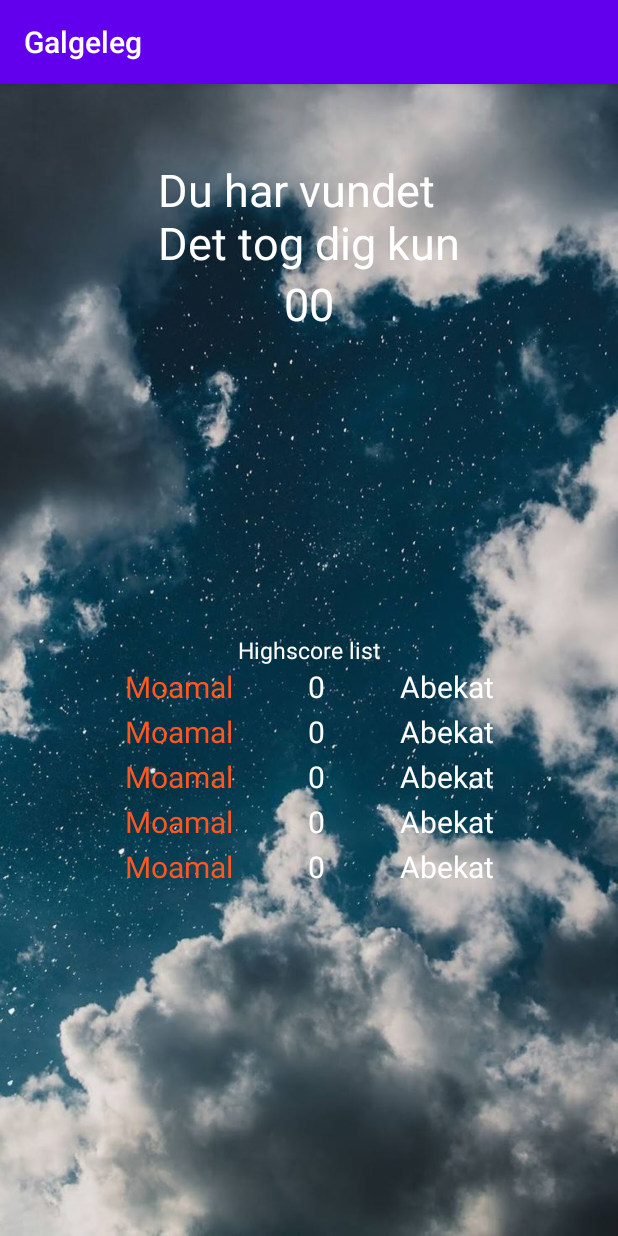
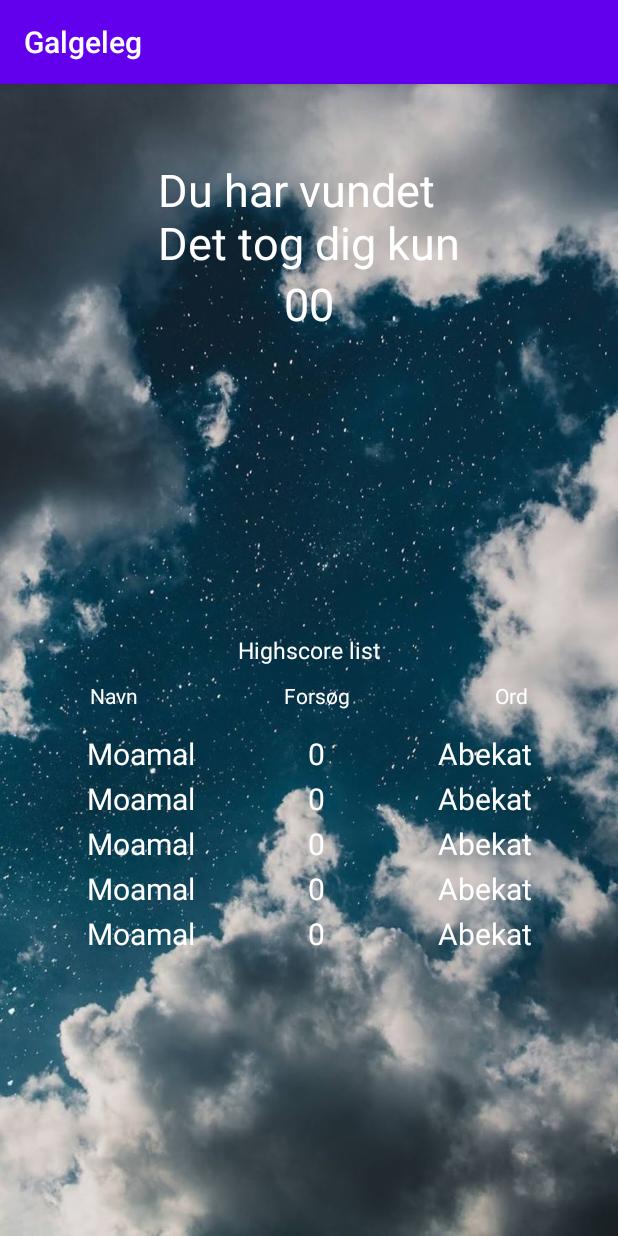
Before and after one commit to moamal01/Galgeleg, an Android app: the VinderActivity screen opened directly, with no data from a screen before it, on a phone screen of 412 x 824 dp. Run offline under Robolectric (Android 15) with nearby library versions, the phone set to English and light mode, and no system bars; our stand-ins replace Firebase (no records; nobody signed in at launch, a user with empty details on screens opened directly).

Commit message:
update highscore list layout

```diff
--- a/app/src/main/res/layout/activity_vinder.xml
+++ b/app/src/main/res/layout/activity_vinder.xml
@@ -44,13 +44,48 @@
         app:layout_constraintRight_toRightOf="parent"
         app:layout_constraintTop_toBottomOf="@id/tryCount_text" />
 
+    <TextView
+        android:id="@+id/name_highScoreList"
+        android:layout_width="wrap_content"
+        android:layout_height="wrap_content"
+        android:text="Navn"
+        android:layout_marginTop="10dp"
+        android:textColor="#FFF"
+        app:layout_constraintLeft_toLeftOf="parent"
+        app:layout_constraintTop_toBottomOf="@id/highScore_title_text"
+        android:layout_marginLeft="60dp"
+        />
+
+    <TextView
+        android:layout_marginTop="10dp"
+        android:layout_width="wrap_content"
+        android:layout_height="wrap_content"
+        android:text="Forsøg"
+        android:textColor="#FFF"
+        app:layout_constraintRight_toLeftOf="@id/word_highScoreList"
+        app:layout_constraintLeft_toRightOf="@id/name_highScoreList"
+        app:layout_constraintTop_toBottomOf="@id/highScore_title_text" />
+
+    <TextView
+        android:layout_marginTop="10dp"
+        android:id="@+id/word_highScoreList"
+        android:layout_width="wrap_content"
+        android:layout_height="wrap_content"
+        android:text="Ord"
+        android:textColor="#FFF"
+        android:layout_marginRight="60dp"
+        app:layout_constraintRight_toRightOf="parent"
+        app:layout_constraintTop_toBottomOf="@id/highScore_title_text" />
+
+
     <androidx.recyclerview.widget.RecyclerView
+        android:layout_marginTop="15dp"
         android:id="@+id/recyclerView_highScore"
         android:layout_width="wrap_content"
         android:layout_height="wrap_content"
         app:layout_constraintLeft_toLeftOf="parent"
         app:layout_constraintRight_toRightOf="parent"
-        app:layout_constraintTop_toBottomOf="@id/highScore_title_text"
+        app:layout_constraintTop_toBottomOf="@id/name_highScoreList"
         />
 
 </androidx.constraintlayout.widget.ConstraintLayout>
--- a/app/src/main/res/layout/highscore_row.xml
+++ b/app/src/main/res/layout/highscore_row.xml
@@ -11,8 +11,7 @@
         android:layout_width="wrap_content"
         android:layout_height="wrap_content"
         android:text="Navn"
-
-        android:textColor="#FF5722"
+        android:textColor="#FFF"
         android:textSize="20dp"
         app:layout_constraintLeft_toLeftOf="parent"
         app:layout_constraintRight_toLeftOf="@id/tries_highScore"
@@ -22,7 +21,7 @@
         android:id="@+id/tries_highScore"
         android:layout_width="wrap_content"
         android:layout_height="wrap_content"
-        android:layout_marginLeft="50dp"
+        android:layout_marginLeft="75dp"
         android:text="Antal Forkerte gæt"
         android:textColor="#FFF"
         android:textSize="20dp"
@@ -34,7 +33,7 @@
         android:id="@+id/word_highScore"
         android:layout_width="wrap_content"
         android:layout_height="wrap_content"
-        android:layout_marginLeft="50dp"
+        android:layout_marginLeft="75dp"
         android:text="Ord"
         android:textColor="#FFF"
         android:textSize="20dp"
```
